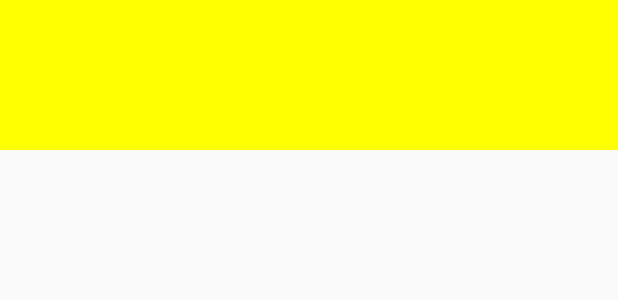
After one commit to cyx233/QingStream, an Android app: the layout activity_main.xml on its own in the app's theme, with its tools: preview values and no code run, on a phone screen of 412 x 824 dp. The commit adds this screen. Shown: the top 300 px of the screen. Run offline under Robolectric (Android 15) with nearby library versions, the phone set to English and light mode, and no system bars.

Commit message:
Main activity completed--Cyx

```diff
--- /dev/null
+++ b/app/src/main/res/drawable/tab_selector.xml
@@ -0,0 +1,5 @@
+<?xml version="1.0" encoding="utf-8"?>
+<selector xmlns:android="http://schemas.android.com/apk/res/android">
+    <item android:state_selected="true" android:drawable="@color/colorPrimary"/>
+    <item android:drawable="@color/colorAccent"/>
+</selector>
--- /dev/null
+++ b/app/src/main/res/layout/activity_main.xml
@@ -0,0 +1,28 @@
+<?xml version="1.0" encoding="utf-8"?>
+<LinearLayout xmlns:android="http://schemas.android.com/apk/res/android"
+    xmlns:tools="http://schemas.android.com/tools"
+    android:layout_width="match_parent"
+    android:layout_height="match_parent"
+    xmlns:app="http://schemas.android.com/apk/res-auto"
+    android:orientation="vertical"
+    tools:context=".MainActivity">
+
+    <com.google.android.material.tabs.TabLayout
+        android:id="@+id/tabLayout"
+        android:layout_width="match_parent"
+        android:layout_height="100dp"
+        android:background="#ffff00"
+        app:tabIndicatorColor="#66ff33"
+        app:tabIndicatorHeight="20dp"
+        app:tabTextColor="@color/colorPrimary"
+        app:tabSelectedTextColor="#CC33FF"
+        app:tabMode="fixed"
+        app:tabBackground="@drawable/tab_selector"
+        app:tabTextAppearance="@style/MyTabLayoutTextAppearance"/>
+
+    <androidx.viewpager.widget.ViewPager
+        android:id="@+id/viewPager"
+        android:layout_width="match_parent"
+        android:layout_height="0dp"
+        android:layout_weight="1"/>
+</LinearLayout>
--- /dev/null
+++ b/app/src/main/res/values/color.xml
@@ -0,0 +1,8 @@
+<?xml version="1.0" encoding="utf-8"?>
+<resources>
+    <color name="colorPrimary">#6200EE</color>
+    <color name="colorPrimaryDark">#3700B3</color>
+    <color name="colorAccent">#03DAC5</color>
+    <color name="colorWhite">#ffffff</color>
+    <color name="colorBlack">#000000</color>
+</resources>
--- /dev/null
+++ b/app/src/main/res/values/style.xml
@@ -0,0 +1,25 @@
+<?xml version="1.0" encoding="utf-8"?>
+<resources>
+    <!-- Base application theme. -->
+    <style name="AppTheme" parent="Theme.AppCompat.Light.DarkActionBar">
+        <!-- Customize your theme here. -->
+        <item name="colorPrimary">@color/colorPrimary</item>
+        <item name="colorPrimaryDark">@color/colorPrimaryDark</item>
+        <item name="colorAccent">@color/colorAccent</item>
+    </style>
+
+    <style name="AppTheme.NoActionBar">
+        <item name="windowActionBar">false</item>
+        <item name="windowNoTitle">true</item>
+    </style>
+
+    <style name="AppTheme.AppBarOverlay" parent="ThemeOverlay.AppCompat.Dark.ActionBar" />
+
+    <style name="AppTheme.PopupOverlay" parent="ThemeOverlay.AppCompat.Light" />
+
+    <style name="MyTabLayoutTextAppearance" parent="TextAppearance.AppCompat.Widget.ActionBar.Title">
+        <item name="android:textSize">5sp</item>
+        <item name="android:textColor">@color/colorBlack</item>
+    </style>
+
+</resources>
```
Also changed, not shown: app/build.gradle (+6 -5 lines), app/src/main/java/com/java/chenyuxiang/FragmentData.java (added, +19 -0 lines), app/src/main/java/com/java/chenyuxiang/FragmentNews.java (added, +18 -0 lines), app/src/main/java/com/java/chenyuxiang/FragmentScholar.java (added, +19 -0 lines), app/src/main/java/com/java/chenyuxiang/MainActivity.java (+41 -12 lines), app/src/main/java/com/java/chenyuxiang/MyFragmentPagerAdapter.java (added, +38 -0 lines), app/src/main/res/layout/fragment_data.xml (added, +10 -0 lines), app/src/main/res/layout/fragment_news.xml (added, +10 -0 lines), app/src/main/res/layout/fragment_scholar.xml (added, +10 -0 lines), app/src/main/res/values/string.xml (added, +9 -0 lines).
